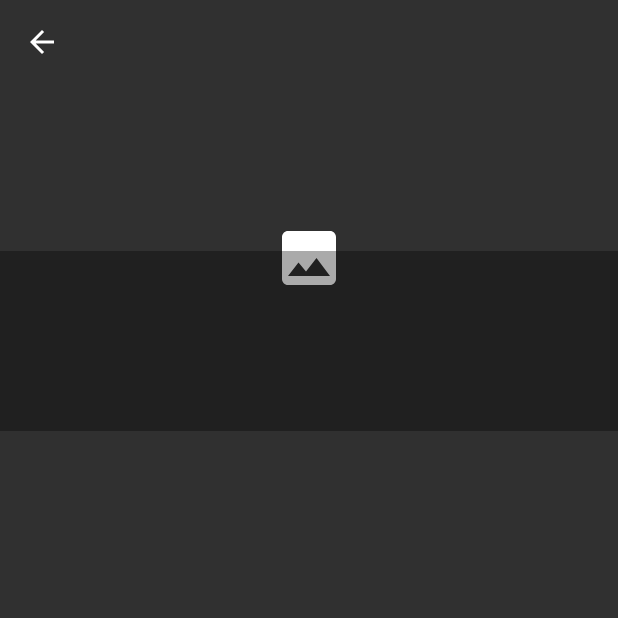
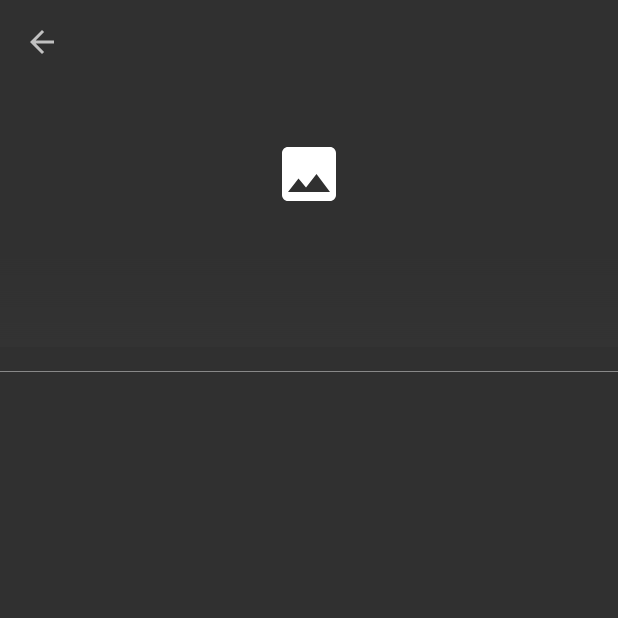
Before and after one commit to sanjeev1986/TheMovieDB, an Android app: the MovieDetailsActivity screen opened directly, with no data from a screen before it, on a phone screen of 412 x 824 dp, the top half of it. Run offline under Robolectric (Android 15) with nearby library versions, the light colour scheme and no system bars.

Commit message:
improve Movie details UI

```diff
--- a/app/build.gradle
+++ b/app/build.gradle
@@ -75,8 +75,8 @@
     implementation 'com.jakewharton.timber:timber:4.7.1'
 
     //Glide
-    implementation 'com.github.bumptech.glide:glide:4.9.0'
-    kapt 'com.github.bumptech.glide:compiler:4.9.0'
+    implementation 'com.github.bumptech.glide:glide:4.11.0'
+    kapt 'com.github.bumptech.glide:compiler:4.11.0'
 
     //AndroidX UI stuff
     implementation 'androidx.cardview:cardview:1.0.0'
--- a/app/src/main/java/com/sample/themoviedb/browse/MovieBrowserActivity.kt
+++ b/app/src/main/java/com/sample/themoviedb/browse/MovieBrowserActivity.kt
@@ -4,7 +4,6 @@
 import android.os.Bundle
 import android.view.Menu
 import android.view.MenuItem
-import androidx.appcompat.widget.SearchView
 import androidx.lifecycle.Observer
 import androidx.lifecycle.ViewModelProviders
 import com.sample.themoviedb.R
--- a/app/src/main/java/com/sample/themoviedb/details/MovieDetailsActivity.kt
+++ b/app/src/main/java/com/sample/themoviedb/details/MovieDetailsActivity.kt
@@ -62,7 +62,7 @@
         supportActionBar?.apply {
             title = null
             setDisplayHomeAsUpEnabled(true)
-            setHomeButtonEnabled(true)
+            setDisplayShowHomeEnabled(true)
         }
         movieImage?.run { backdropImgView.loadImage(this) } ?: run {
             backdropImgView.scaleType = ImageView.ScaleType.CENTER_INSIDE
--- a/app/src/main/java/com/sample/themoviedb/utils/ui/UiExtensions.kt
+++ b/app/src/main/java/com/sample/themoviedb/utils/ui/UiExtensions.kt
@@ -2,9 +2,13 @@
 
 import android.widget.ImageView
 import com.bumptech.glide.Glide
+import com.sample.themoviedb.R
 
 fun ImageView.loadImage(path: String) {
     Glide.with(this)
         .load("https://image.tmdb.org/t/p/w1280/$path")
+        .fallback(R.drawable.ic_baseline_photo_24px)
+        .placeholder(R.drawable.ic_baseline_photo_24px)
+        .error(R.drawable.ic_baseline_photo_24px)
         .into(this)
 }
--- /dev/null
+++ b/app/src/main/res/drawable/gradient_movie_title.xml
@@ -0,0 +1,9 @@
+<?xml version="1.0" encoding="utf-8"?>
+<shape xmlns:android="http://schemas.android.com/apk/res/android">
+    <gradient
+            android:startColor="#FF333333"
+            android:endColor="#00333333"
+            android:angle="90"
+            android:dither="true"
+            />
+</shape>
--- a/app/src/main/res/layout/activity_movie_details.xml
+++ b/app/src/main/res/layout/activity_movie_details.xml
@@ -8,68 +8,73 @@
             android:layout_width="match_parent"
             android:layout_height="wrap_content">
 
-
         <ImageView
                 android:id="@+id/backdropImgView"
                 android:layout_width="match_parent"
                 android:layout_height="0px"
-                android:layout_marginTop="?attr/actionBarSize"
                 android:scaleType="centerCrop"
                 app:layout_constraintDimensionRatio="W,9:16"
                 app:layout_constraintTop_toTopOf="parent" />
-
-        <TextView
-                android:id="@+id/overviewTxtView"
-                android:layout_width="match_parent"
-                android:layout_height="wrap_content"
-                android:layout_margin="16dp"
-                android:fontFamily="@font/roboto_light"
-                android:textSize="16sp"
-                app:layout_constraintStart_toStartOf="parent"
-                app:layout_constraintTop_toBottomOf="@+id/backdropImgView" />
 
         <androidx.appcompat.widget.Toolbar
                 android:id="@+id/toolbarDetails"
                 android:layout_width="match_parent"
                 android:layout_height="?attr/actionBarSize"
-                android:theme="@style/ToolbarTheme"
-                app:layout_collapseMode="pin"
                 android:background="@android:color/transparent"
-                app:layout_constraintEnd_toEndOf="parent"
-                app:layout_constraintStart_toStartOf="parent"
-                app:layout_constraintTop_toTopOf="parent"
-                app:layout_scrollFlags="noScroll"
-                app:title="Movie Details" />
+                app:layout_constraintTop_toTopOf="parent" />
 
-        <androidx.constraintlayout.widget.ConstraintLayout
+        <TextView
+                android:id="@+id/titleTxtView"
                 android:layout_width="match_parent"
                 android:layout_height="wrap_content"
-                android:layout_marginBottom="16dp"
-                android:background="#55000000"
-                app:elevation="10dp"
-                app:layout_constraintBottom_toTopOf="@id/overviewTxtView">
+                android:background="@drawable/gradient_movie_title"
+                android:fontFamily="@font/roboto_bold"
+                android:textColor="#FFFFFF"
+                android:padding="16dp"
+                android:textSize="24sp"
+                app:layout_constraintBottom_toBottomOf="@+id/backdropImgView" />
+
+        <View
+                android:id="@+id/seperatorOne"
+                android:layout_width="match_parent"
+                android:layout_height="0.5dp"
+                android:layout_marginTop="16dp"
+                android:background="#888888"
+                app:layout_constraintTop_toBottomOf="@id/titleTxtView" />
 
         <ImageView
                 android:id="@+id/movieImage"
-                    android:layout_width="80dp"
+                android:layout_width="90dp"
                 android:layout_height="0px"
-                    app:layout_constraintBottom_toBottomOf="parent"
+                android:layout_marginStart="16dp"
+                android:layout_marginTop="16dp"
                 app:layout_constraintDimensionRatio="W,1.5:1"
-                    app:layout_constraintStart_toStartOf="parent" />
+                app:layout_constraintStart_toStartOf="parent"
+                app:layout_constraintTop_toBottomOf="@id/seperatorOne" />
 
+        <Space
+                android:id="@+id/space"
+                android:layout_width="8dp"
+                android:layout_height="0px"
+                android:layout_marginLeft="4dp"
+                android:layout_marginTop="16dp"
+                android:layout_marginRight="4dp"
+                app:layout_constraintBottom_toBottomOf="@id/movieImage"
+                app:layout_constraintStart_toEndOf="@id/movieImage"
+                app:layout_constraintTop_toTopOf="@id/movieImage" />
 
         <TextView
-                    android:id="@+id/titleTxtView"
-                    android:layout_width="wrap_content"
+                android:id="@+id/overviewTxtView"
+                android:layout_width="0px"
                 android:layout_height="wrap_content"
-                    android:layout_marginStart="16dp"
+                android:layout_marginTop="16dp"
                 android:layout_marginEnd="16dp"
-                    android:fontFamily="@font/roboto_bold"
-                    android:textSize="18sp"
-                    app:layout_constraintBottom_toBottomOf="parent"
-                    app:layout_constraintStart_toEndOf="@id/movieImage"
-                    app:layout_constraintTop_toTopOf="parent" />
-        </androidx.constraintlayout.widget.ConstraintLayout>
+                android:fontFamily="@font/roboto_regular"
+                android:padding="8dp"
+                android:textSize="16sp"
+                app:layout_constraintEnd_toEndOf="parent"
+                app:layout_constraintStart_toEndOf="@id/space"
+                app:layout_constraintTop_toBottomOf="@id/seperatorOne" />
 
     </androidx.constraintlayout.widget.ConstraintLayout>
 </ScrollView>
--- a/app/src/main/res/layout/item_discover.xml
+++ b/app/src/main/res/layout/item_discover.xml
@@ -8,7 +8,6 @@
 
     <ImageView
             android:id="@+id/movieImage"
-            android:src="@drawable/ic_baseline_photo_24px"
             android:layout_width="match_parent"
             app:layout_constraintTop_toTopOf="parent"
             android:layout_height="0px"
```
Lines whose indentation alone changed are shown as unchanged.
